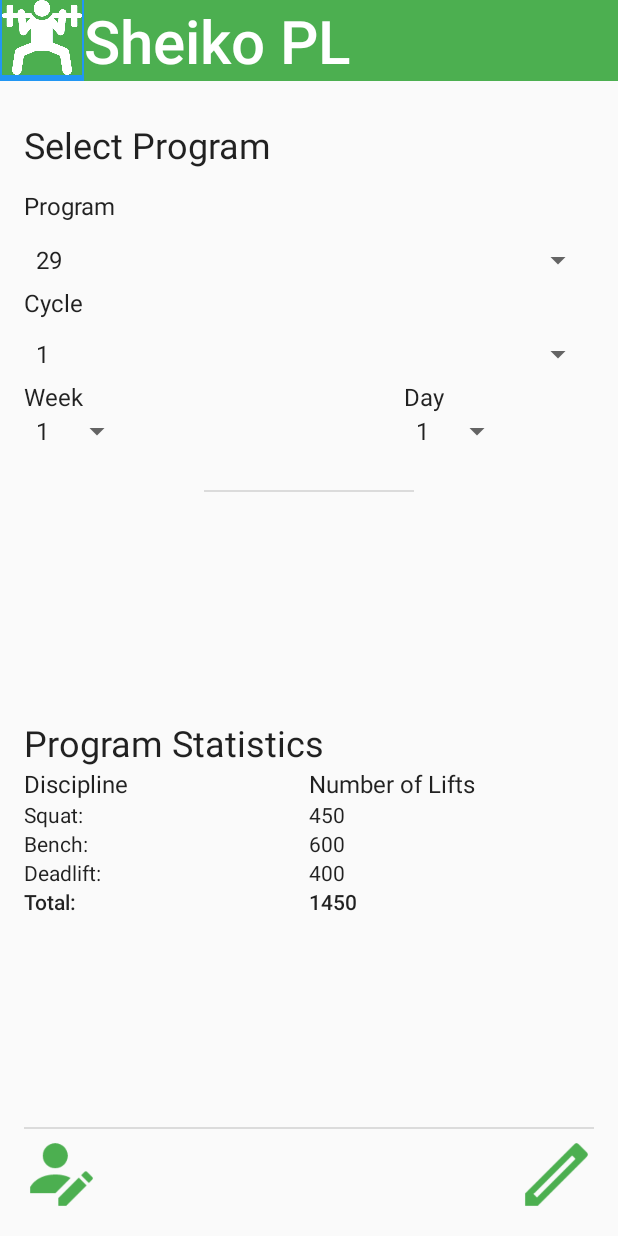
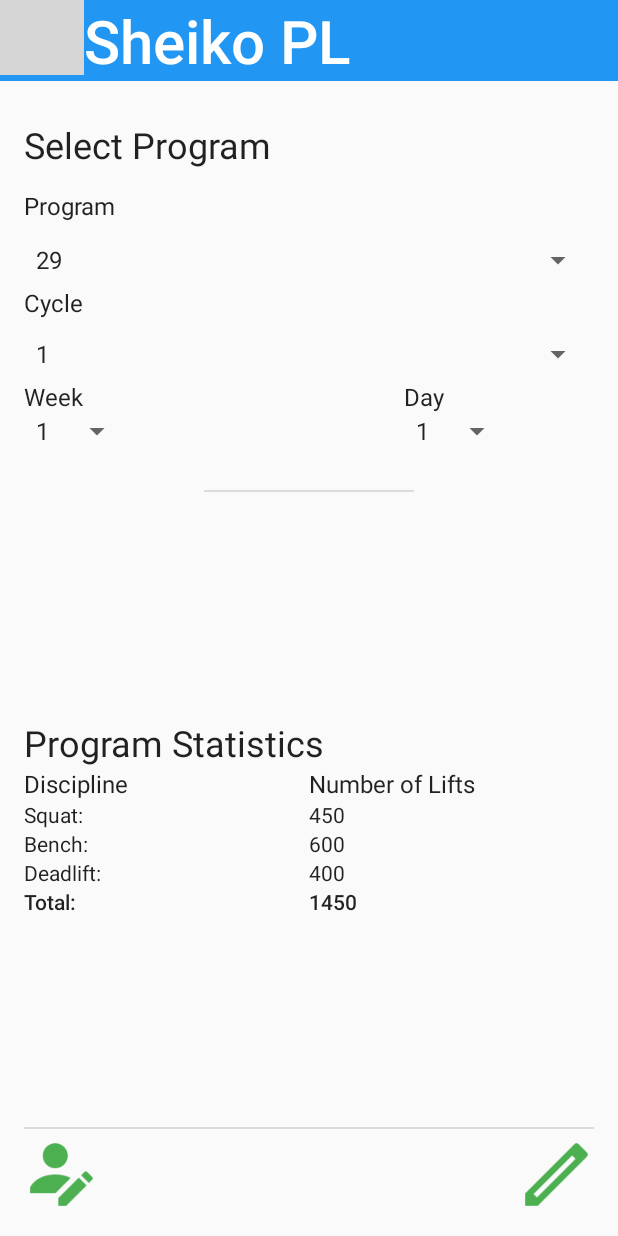
Before and after one commit to minorsecond/Sheiko, an Android app: the layout activity_select_program.xml on its own in the app's theme, with its tools: preview values and no code run, on a phone screen of 412 x 824 dp. Run offline under Robolectric (Android 15) with nearby library versions, the phone set to English and light mode, and no system bars; grey boxes are pictures that could not be loaded.

Commit message:
-> Changed all header bars and logos to blue

```diff
--- a/app/src/main/java/com/rwardrup/sheiko/train.java
+++ b/app/src/main/java/com/rwardrup/sheiko/train.java
@@ -163,6 +163,10 @@ public class train extends AppCompatActivity implements RestDurationPicker.Durat
 
         // Set the reps and weights
         setRepsWeightPickers();
+
+        // This is an example of how changing images to active/inactive versions
+        // will be done programmatically
+        squatSelectButton.setImageResource(R.drawable.squats);
 
         this.squatSelectButton.setOnClickListener(new View.OnClickListener() {
             @Override
--- a/app/src/main/res/layout/activity_main.xml
+++ b/app/src/main/res/layout/activity_main.xml
@@ -31,7 +31,7 @@
                 android:layout_width="56dp"
                 android:layout_height="50dp"
                 android:layout_weight="0"
-                app:srcCompat="@drawable/logo" />
+                app:srcCompat="@drawable/logo_blue" />
 
             <TextView
                 android:id="@+id/textView42"
--- a/app/src/main/res/layout/activity_select_program.xml
+++ b/app/src/main/res/layout/activity_select_program.xml
@@ -28,7 +28,7 @@
                 android:id="@+id/imageView4"
                 android:layout_width="56dp"
                 android:layout_height="50dp"
-                app:srcCompat="@drawable/logo" />
+                app:srcCompat="@drawable/logo_blue" />
 
             <TextView
                 android:id="@+id/textView42"
@@ -37,7 +37,7 @@
                 android:layout_alignParentLeft="true"
                 android:layout_alignParentStart="true"
                 android:layout_alignParentTop="true"
-                android:background="#4CAF50"
+                android:background="@color/primary"
                 android:gravity="left|center"
                 android:text="@string/app_name"
                 android:textAppearance="@android:style/TextAppearance.Material.Title"
--- a/app/src/main/res/layout/activity_settings.xml
+++ b/app/src/main/res/layout/activity_settings.xml
@@ -30,7 +30,7 @@
                     android:layout_width="56dp"
                     android:layout_height="50dp"
                     android:layout_weight="0"
-                    app:srcCompat="@drawable/logo" />
+                    app:srcCompat="@drawable/logo_blue" />
 
                 <TextView
                     android:id="@+id/textView42"
--- a/app/src/main/res/layout/activity_train.xml
+++ b/app/src/main/res/layout/activity_train.xml
@@ -28,7 +28,7 @@
                 android:id="@+id/imageView6"
                 android:layout_width="56dp"
                 android:layout_height="50dp"
-                app:srcCompat="@drawable/logo"
+                app:srcCompat="@drawable/logo_blue"
                 tools:ignore="ContentDescription" />
 
             <TextView
```
